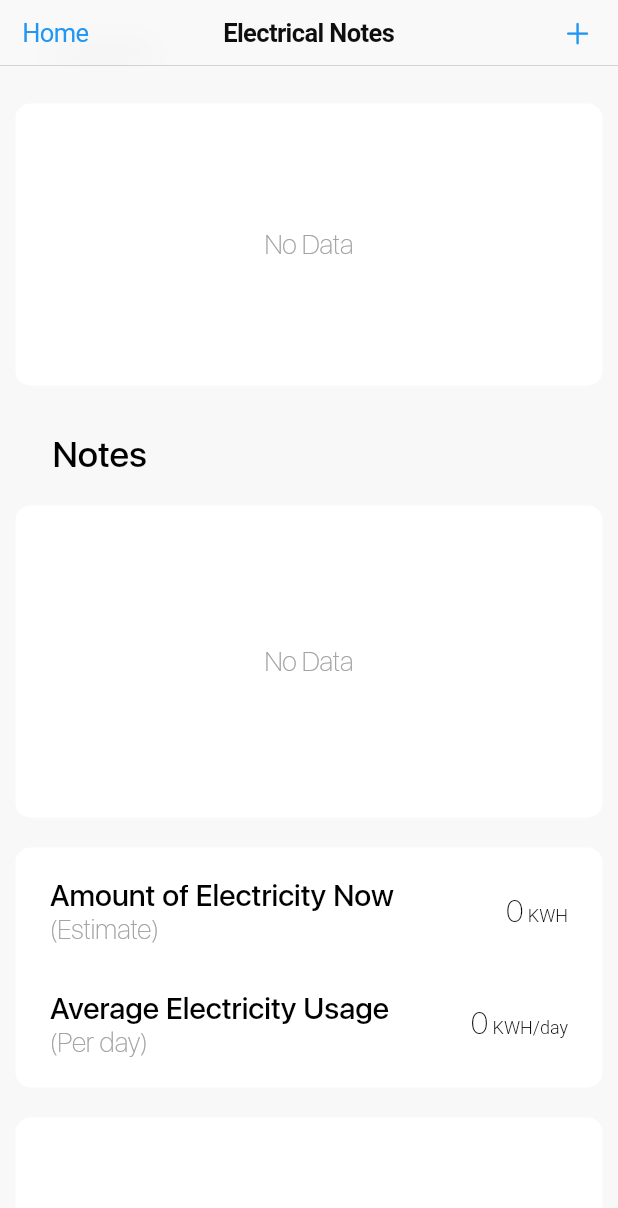
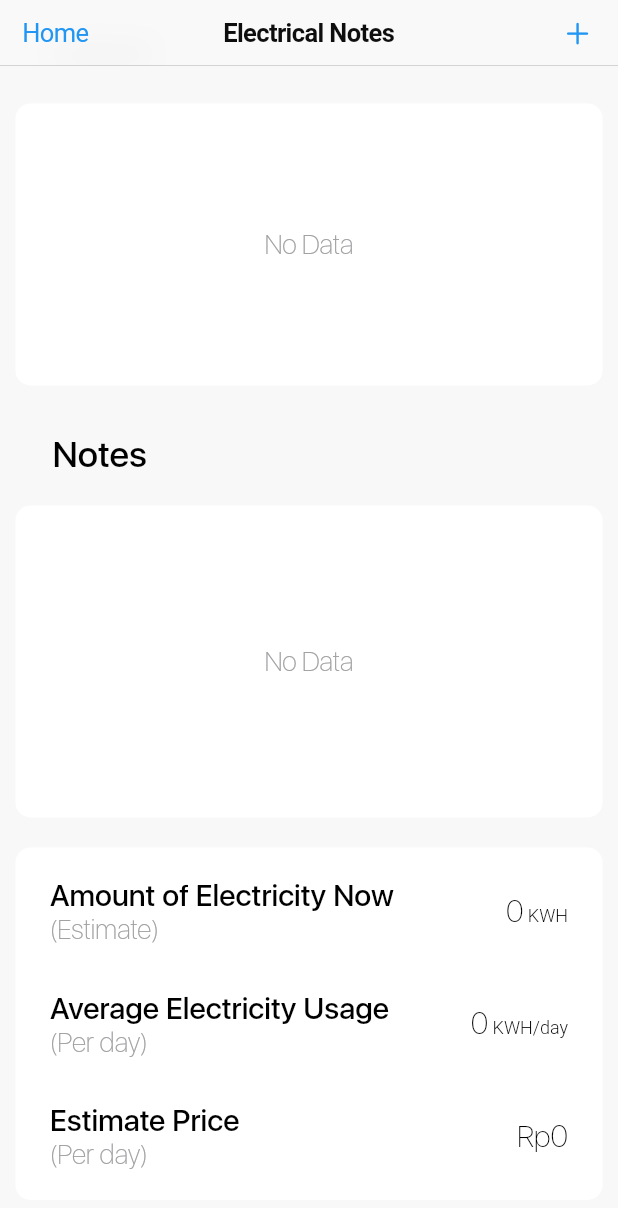
Before and after one commit to edselford/Electricity-app, a Flutter app: the screen it shows after launch, scrolled down 96 dp, on a phone screen of 412 x 824 dp. Shown: the top 1208 px of the screen. Run offline on Flutter 3.47's test engine with Material 2 defaults, Android fonts, the phone set to English and light mode, and no system bars; our stand-ins replace flutter_svg, hive, hive_flutter, syncfusion_flutter_charts, syncfusion_flutter_datepicker; accounts and stored records are empty; project files that could hold a hidden picture were left out.

Commit message:
Add estimate price per day
Co-authored-by: Edsel Mustapa <EdselFord@users.noreply.github.com>

```diff
--- /dev/null
+++ b/lib/models/electric_manager.dart
@@ -0,0 +1,75 @@
+import "package:intl/intl.dart";
+import "package:electric_charge_note/models/detail_manager.dart";
+
+class ElectricManager {
+  final List data;
+  late final double avgUsage;
+
+  ElectricManager({required this.data}) {
+    if (data.length > 2) {
+      List<double> eachKwhPerDay = [];
+
+      List beforeToday = data
+          .where((note) => DateTime.now().difference(note['time']).inHours >= 0)
+          .toList();
+
+      if (beforeToday.isEmpty) {
+        avgUsage = 0;
+      } else {
+        beforeToday.removeAt(0);
+
+        for (var charge in beforeToday) {
+          eachKwhPerDay.add(
+              ElectricDetail(index: data.indexOf(charge), historyData: data)
+                  .kwhPerDay()['result']);
+        }
+
+        avgUsage = eachKwhPerDay.reduce((a, b) => a + b) / eachKwhPerDay.length;
+      }
+    } else {
+      avgUsage = 0;
+    }
+  }
+
+  String kwhToRupiah(double kwh) {
+    return NumberFormat('Rp#,###.##').format(kwh * 1557.64);
+  }
+
+  String electricAmount() {
+    List beforeToday = data
+        .where((note) => DateTime.now().difference(note['time']).inHours >= 0)
+        .toList();
+
+    if (beforeToday.isEmpty) {
+      return "0";
+    }
+    Map latest = beforeToday[0];
+    beforeToday.removeAt(0);
+
+    String getData(element) {
+      return data
+          .indexOf(data.where((f) => f['id'] == element['id']).toList()[0])
+          .toString();
+    }
+
+    if (beforeToday.isEmpty) {
+      return "0";
+    } else if (beforeToday.length == 1) {
+      return NumberFormat("###.#").format(
+        latest['lastSize'] -
+            (ElectricDetail(
+                        index: data.indexOf(beforeToday[0]), historyData: data)
+                    .kwhPerDay()['result'] *
+                ElectricDetail(
+                        index: int.parse(getData(latest)), historyData: data)
+                    .todayRange()['value']),
+      );
+    }
+    double result = latest['lastSize'] -
+        (avgUsage *
+            ElectricDetail(index: int.parse(getData(latest)), historyData: data)
+                .todayRange()['value']);
+
+    return (result < 0) ? "0" : NumberFormat("##.#").format(result);
+  }
+}
--- a/lib/views/detail_screen.dart
+++ b/lib/views/detail_screen.dart
@@ -264,7 +264,7 @@ class DetailPage extends StatelessWidget {
                       ),
                     ),
                     DetailListTile(
-                      title: 'Electric / day',
+                      title: 'Usage / day',
                       value: (index != 0)
                           ? kwhText(
                               detailManager.kwhPerDay()['result'].toString(),
--- a/lib/widgets/chart_tile.dart
+++ b/lib/widgets/chart_tile.dart
@@ -4,36 +4,12 @@ import 'package:flutter/cupertino.dart';
 import 'package:intl/intl.dart';
 import 'package:syncfusion_flutter_charts/charts.dart';
 import 'package:flutter/material.dart' show Theme;
+import 'package:electric_charge_note/models/electric_manager.dart';
 
 class ChartTile extends StatelessWidget {
   final List data;
-  late double avgUsage;
 
-  ChartTile({Key? key, required this.data}) : super(key: key) {
-    if (data.length > 2) {
-      List<double> eachKwhPerDay = [];
-
-      List beforeToday = data
-          .where((note) => DateTime.now().difference(note['time']).inHours >= 0)
-          .toList();
-
-      if (beforeToday.isEmpty) {
-        avgUsage = 0;
-      } else {
-        beforeToday.removeAt(0);
-
-        for (var charge in beforeToday) {
-          eachKwhPerDay.add(
-              ElectricDetail(index: data.indexOf(charge), historyData: data)
-                  .kwhPerDay()['result']);
-        }
-
-        avgUsage = eachKwhPerDay.reduce((a, b) => a + b) / eachKwhPerDay.length;
-      }
-    } else {
-      avgUsage = 0;
-    }
-  }
+  const ChartTile({Key? key, required this.data}) : super(key: key);
 
   @override
   Widget build(BuildContext context) {
@@ -75,57 +51,7 @@ class ChartTile extends StatelessWidget {
                           .copyWith(fontSize: 20),
                       children: [
                         TextSpan(
-                          text: () {
-                            List beforeToday = data
-                                .where((note) =>
-                                    DateTime.now()
-                                        .difference(note['time'])
-                                        .inHours >=
-                                    0)
-                                .toList();
-
-                            if (beforeToday.isEmpty) {
-                              return "0";
-                            }
-                            Map latest = beforeToday[0];
-                            beforeToday.removeAt(0);
-
-                            String getData(element) {
-                              return data
-                                  .indexOf(data
-                                      .where((f) => f['id'] == element['id'])
-                                      .toList()[0])
-                                  .toString();
-                            }
-
-                            if (beforeToday.isEmpty) {
-                              return "0";
-                            } else if (beforeToday.length == 1) {
-                              return NumberFormat("###.#").format(
-                                latest['lastSize'] -
-                                    (ElectricDetail(
-                                                index: data
-                                                    .indexOf(beforeToday[0]),
-                                                historyData: data)
-                                            .kwhPerDay()['result'] *
-                                        ElectricDetail(
-                                                index:
-                                                    int.parse(getData(latest)),
-                                                historyData: data)
-                                            .todayRange()['value']),
-                              );
-                            }
-                            double result = latest['lastSize'] -
-                                (avgUsage *
-                                    ElectricDetail(
-                                            index: int.parse(getData(latest)),
-                                            historyData: data)
-                                        .todayRange()['value']);
-
-                            return (result < 0)
-                                ? "0"
-                                : NumberFormat("##.#").format(result);
-                          }(),
+                          text: ElectricManager(data: data).electricAmount(),
                         ),
                         const TextSpan(
                           text: ' KWH',
@@ -163,13 +89,45 @@ class ChartTile extends StatelessWidget {
                           .copyWith(fontSize: 20),
                       children: [
                         TextSpan(text: () {
-                          return NumberFormat("##.#").format(avgUsage);
+                          return NumberFormat("##.#")
+                              .format(ElectricManager(data: data).avgUsage);
                         }()),
                         const TextSpan(
                           text: ' KWH/day',
                           style: TextStyle(fontSize: 12),
                         ),
-                      ]))
+                      ],
+                    ),
+                  ),
+                ],
+              ),
+              const SizedBox(
+                height: 30,
+              ),
+              Row(
+                mainAxisAlignment: MainAxisAlignment.spaceBetween,
+                children: [
+                  Column(
+                    crossAxisAlignment: CrossAxisAlignment.start,
+                    children: [
+                      Text(
+                        "Estimate Price",
+                        style: Theme.of(context).textTheme.headline4,
+                      ),
+                      Text(
+                        "(Per day)",
+                        style: Theme.of(context).textTheme.bodyText2,
+                      ),
+                    ],
+                  ),
+                  Text(
+                    ElectricManager(data: data)
+                        .kwhToRupiah(ElectricManager(data: data).avgUsage),
+                    style: Theme.of(context)
+                        .textTheme
+                        .bodyText1!
+                        .copyWith(fontSize: 20),
+                  ),
                 ],
               )
             ],
@@ -178,8 +136,12 @@ class ChartTile extends StatelessWidget {
         Container(
           width: MediaQuery.of(context).size.width * 0.95,
           height: 500,
-          padding:
-              const EdgeInsets.only(top: 10, bottom: 10, right: 23, left: 10),
+          padding: const EdgeInsets.only(
+            top: 10,
+            bottom: 10,
+            right: 23,
+            left: 10,
+          ),
           decoration: BoxDecoration(
             color: Theme.of(context).primaryColor,
             borderRadius: BorderRadius.circular(10),
```
Lines whose indentation alone changed are shown as unchanged.
